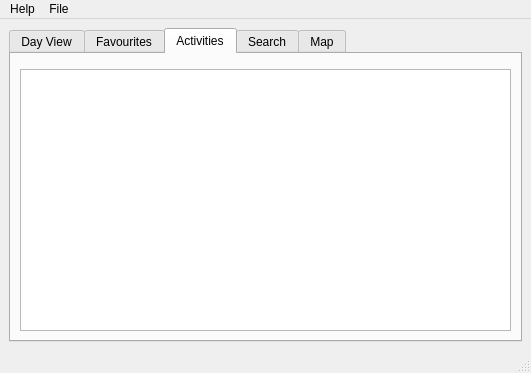
Qt form src/gui/mainwindow.ui (edulix/confclerk) before a commit.
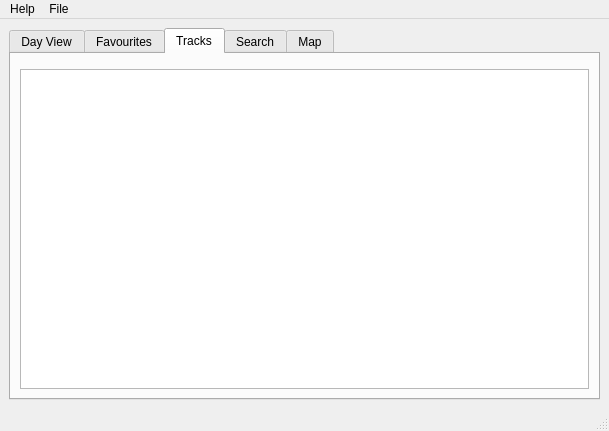
The same form after that commit. The open tabs and pages were chosen to show the change. Custom widgets are drawn as their Qt base class.

Commit message: changed 'Activity' -> 'Track'

```diff
--- a/src/gui/mainwindow.ui
+++ b/src/gui/mainwindow.ui
@@ -5,8 +5,8 @@
    <rect>
     <x>0</x>
     <y>0</y>
-    <width>531</width>
-    <height>373</height>
+    <width>609</width>
+    <height>431</height>
    </rect>
   </property>
   <property name="minimumSize" >
@@ -68,7 +68,7 @@
       </widget>
       <widget class="QWidget" name="activitiesTab" >
        <attribute name="title" >
-        <string>Activities</string>
+        <string>Tracks</string>
        </attribute>
        <layout class="QGridLayout" name="gridLayout_4" >
         <item row="0" column="0" >
@@ -185,7 +185,7 @@
     <rect>
      <x>0</x>
      <y>0</y>
-     <width>531</width>
+     <width>609</width>
      <height>22</height>
     </rect>
    </property>
```
Left out of the diff: 60 changed lines with no effect on the pictures. Lines whose indentation alone changed are shown as unchanged. The commit also changes 13 other files.
